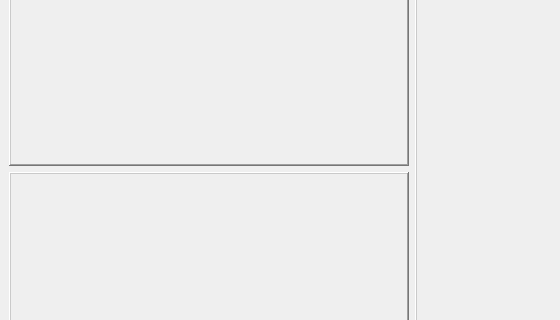
Old version of the form Project/src/imaging/ImagingSW/mainwindow.ui in the repository AndaCondaa/Dental_Imaging_SW_System; both pictures show x 0 to 560 and y 161 to 481 of the 1100 by 660 pixel window.
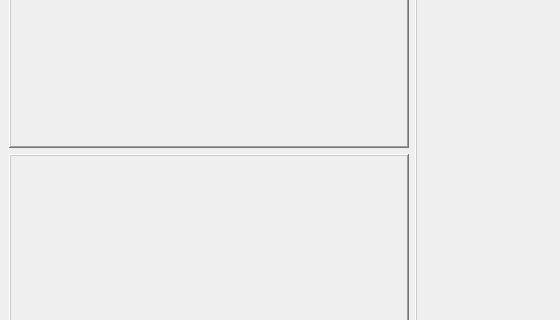
New version of the form.

The edit to the form file:
```diff
--- a/Project/src/imaging/ImagingSW/mainwindow.ui
+++ b/Project/src/imaging/ImagingSW/mainwindow.ui
@@ -65,7 +65,7 @@
         <item>
          <widget class="QFrame" name="controlFrame">
           <property name="sizePolicy">
-           <sizepolicy hsizetype="Fixed" vsizetype="Preferred">
+           <sizepolicy hsizetype="Fixed" vsizetype="Expanding">
             <horstretch>0</horstretch>
             <verstretch>0</verstretch>
            </sizepolicy>
```
